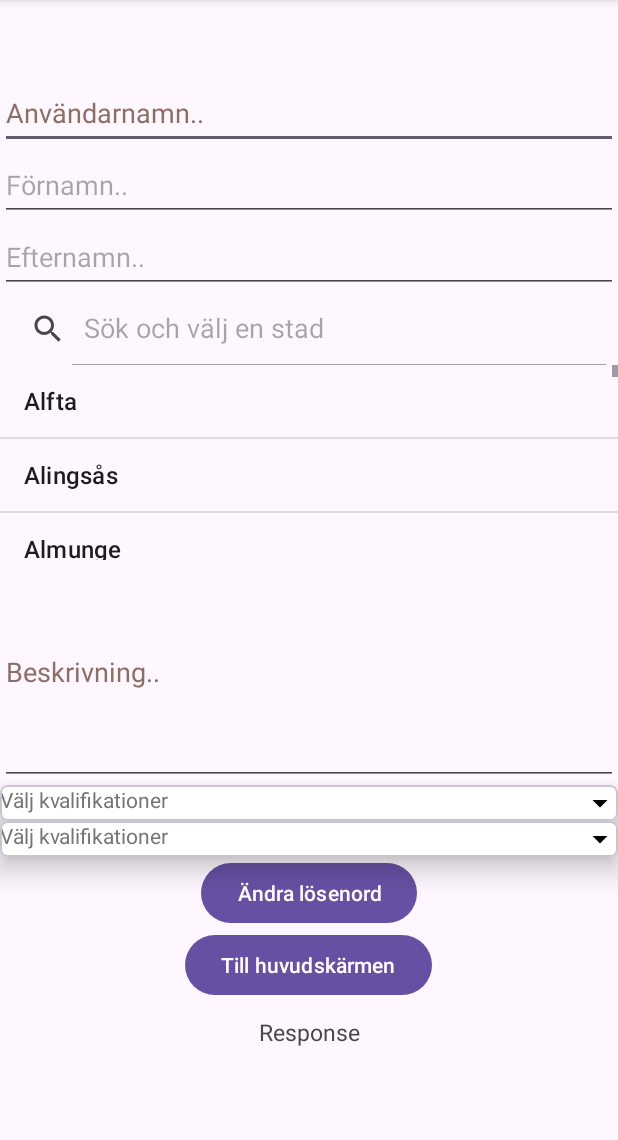
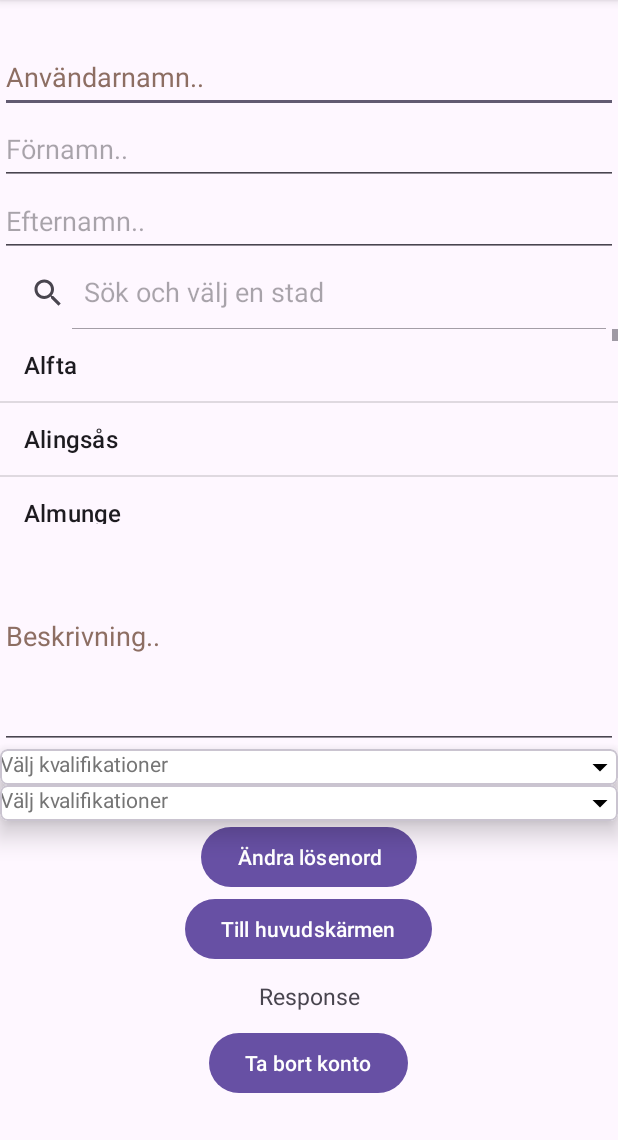
Before and after one commit to Jameslilja/DatingApp, an Android app: the UpdateProfile screen opened directly, with no data from a screen before it, on a phone screen of 412 x 824 dp, the part 96-1236 px from its top. Run offline under Robolectric (Android 15) with nearby library versions, the phone set to English and light mode, and no system bars; our stand-ins replace Firebase (no records; nobody signed in at launch, a user with empty details on screens opened directly).

Commit message:
Delete account (from firebase)
Added a new window which lets the user delete their account from the update profile actitivty.

```diff
--- a/app/src/main/java/com/example/datingapp/DataModal.java
+++ b/app/src/main/java/com/example/datingapp/DataModal.java
@@ -6,8 +6,8 @@ public class DataModal {
 
     private String userUid;
     private String username;
-    private String email;
-    private String firstname;
+    private String email; // was name
+    private String firstname; // was job
     private String lastname;
     private String city;
     private String description;
--- a/app/src/main/res/layout/activity_register.xml
+++ b/app/src/main/res/layout/activity_register.xml
@@ -17,7 +17,6 @@
         android:gravity="center"
         android:layout_width="match_parent"
         android:layout_height="wrap_content" />
-
     <com.google.android.material.textfield.TextInputLayout
         android:layout_width="match_parent"
         android:layout_height="wrap_content" >
@@ -27,6 +26,7 @@
             android:layout_width="match_parent"
             android:layout_height="wrap_content"
             android:hint="@string/email"
+            android:textColorHint="#546E7A"
             tools:ignore="VisualLintTextFieldSize,TextContrastCheck" />
     </com.google.android.material.textfield.TextInputLayout>
 
--- a/app/src/main/res/layout/activity_update_profile.xml
+++ b/app/src/main/res/layout/activity_update_profile.xml
@@ -157,4 +157,10 @@
         android:layout_gravity="center"
         android:visibility="gone" />
 
+    <Button
+        android:layout_width="wrap_content"
+        android:layout_height="wrap_content"
+        android:text="@string/delete_account"
+        android:id="@+id/buttonDeleteAccount"/>
+
 </LinearLayout>
--- a/app/src/main/res/values/strings.xml
+++ b/app/src/main/res/values/strings.xml
@@ -24,6 +24,7 @@
     <string name="change_password">Ändra lösenord</string>
     <string name="response_test">Response</string>
     <string name="choose_preference">Välj preferenser</string>
+    <string name="delete_account">Ta bort konto</string>
 
     <string-array name="citiesInSwedenArray">
         <item> Alfta </item>
```
Also changed, not shown: app/src/main/java/com/example/datingapp/Login.java (+11 -0 lines), app/src/main/java/com/example/datingapp/NewUserFirstTimeLogin.java (+4 -3 lines), app/src/main/java/com/example/datingapp/RetrofitAPI.java (+4 -5 lines), app/src/main/java/com/example/datingapp/UpdateProfile.java (+67 -7 lines), app/src/main/res/layout/activity_login.xml (+5 -5 lines).
